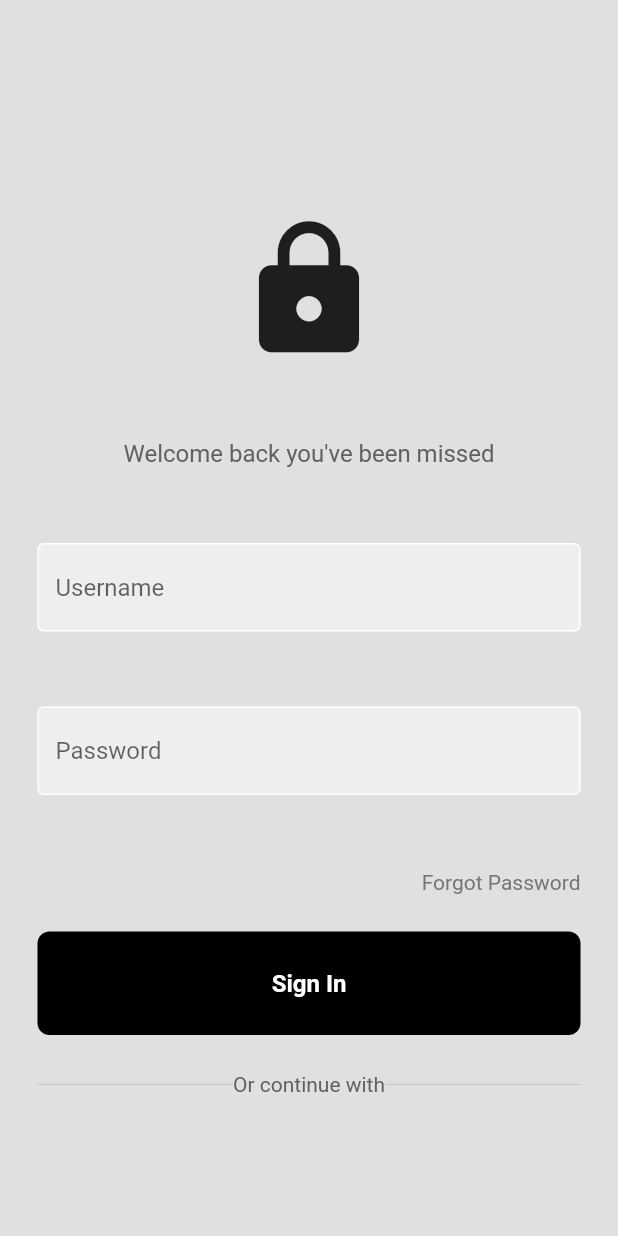
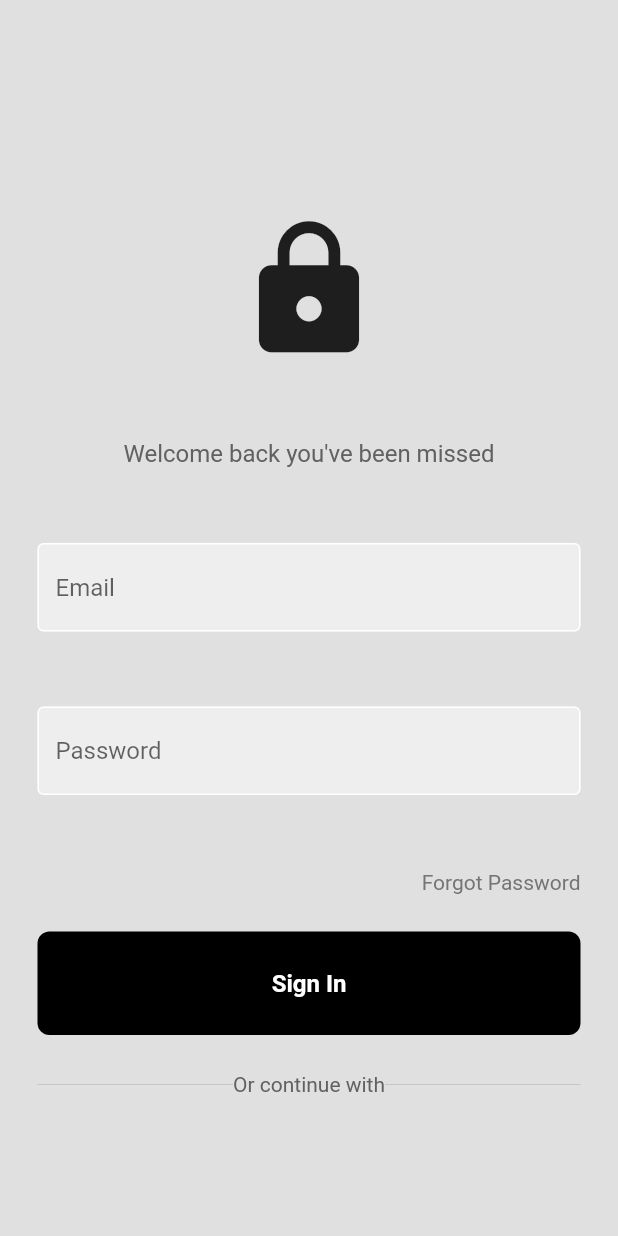
Before and after one commit to Akthab/FlutterApp, a Flutter app: the screen it shows after launch, on a phone screen of 412 x 824 dp. Run offline on Flutter 3.47's test engine with Material 2 defaults, Android fonts, the phone set to English and light mode, and no system bars; our stand-ins replace firebase_auth, firebase_core; accounts and stored records are empty.

Commit message:
feat(): added firebase login

```diff
--- /dev/null
+++ b/lib/components/my_button.dart
@@ -0,0 +1,25 @@
+import 'package:flutter/material.dart';
+
+class MyButton extends StatelessWidget {
+  final Function()? onTap;
+
+  const MyButton({super.key, required this.onTap});
+
+  @override
+  Widget build(BuildContext context) {
+    return GestureDetector(
+      onTap: onTap,
+      child: Container(
+          padding: const EdgeInsets.all(25.0),
+          margin: const EdgeInsets.symmetric(horizontal: 25.0),
+          decoration: BoxDecoration(
+              color: Colors.black, borderRadius: BorderRadius.circular(8)),
+          child: const Center(
+              child: Text("Sign In",
+                  style: TextStyle(
+                      color: Colors.white,
+                      fontWeight: FontWeight.bold,
+                      fontSize: 16)))),
+    );
+  }
+}
--- a/lib/components/my_buttton.dart
+++ /dev/null
@@ -1,22 +0,0 @@
-import 'package:flutter/material.dart';
-
-class MyButton extends StatelessWidget {
-  final Function()? onTap;
-
-  const MyButton({super.key, required this.onTap});
-
-  @override
-  Widget build(BuildContext context) {
-    return Container(
-        padding: EdgeInsets.all(25.0),
-        margin: EdgeInsets.symmetric(horizontal: 25.0),
-        decoration: BoxDecoration(
-            color: Colors.black, borderRadius: BorderRadius.circular(8)),
-        child: const Center(
-            child: Text("Sign In",
-                style: TextStyle(
-                    color: Colors.white,
-                    fontWeight: FontWeight.bold,
-                    fontSize: 16))));
-  }
-}
--- a/lib/components/my_textfield.dart
+++ b/lib/components/my_textfield.dart
@@ -1,6 +1,7 @@
 import 'package:flutter/material.dart';
 
 class MyTextField extends StatelessWidget {
+  // ignore: prefer_typing_uninitialized_variables
   final controller;
   final String hintText;
   final bool obscureText;
--- a/lib/main.dart
+++ b/lib/main.dart
@@ -1,7 +1,13 @@
 import 'package:flutter/material.dart';
-import 'package:new_app/pages/login_page.dart';
+import 'package:new_app/pages/auth_page.dart';
+import 'package:firebase_core/firebase_core.dart';
+import 'firebase_options.dart';
 
-void main() {
+void main() async {
+  WidgetsFlutterBinding.ensureInitialized();
+  await Firebase.initializeApp(
+    options: DefaultFirebaseOptions.currentPlatform,
+  );
   runApp(const MyApp());
 }
 
@@ -10,9 +16,9 @@ class MyApp extends StatelessWidget {
 
   @override
   Widget build(BuildContext context) {
-    return MaterialApp(
+    return const MaterialApp(
       debugShowCheckedModeBanner: false,
-      home: LoginPage(),
+      home: AuthPage(),
     );
   }
 }
--- /dev/null
+++ b/lib/pages/auth_page.dart
@@ -0,0 +1,24 @@
+import 'package:firebase_auth/firebase_auth.dart';
+import 'package:flutter/material.dart';
+import 'package:new_app/pages/home_page.dart';
+import 'package:new_app/pages/login_page.dart';
+
+class AuthPage extends StatelessWidget {
+  const AuthPage({super.key});
+
+  @override
+  Widget build(BuildContext context) {
+    return Scaffold(
+      body: StreamBuilder<User?>(
+        stream: FirebaseAuth.instance.authStateChanges(),
+        builder: (context, snapshot) {
+          if (snapshot.hasData) {
+            return HomePage();
+          } else {
+            return const LoginPage();
+          }
+        },
+      ),
+    );
+  }
+}
--- a/lib/pages/login_page.dart
+++ b/lib/pages/login_page.dart
@@ -1,14 +1,58 @@
+import 'package:firebase_auth/firebase_auth.dart';
 import 'package:flutter/material.dart';
-import 'package:new_app/components/my_buttton.dart';
+import 'package:new_app/components/my_button.dart';
 import 'package:new_app/components/my_textfield.dart';
 
-class LoginPage extends StatelessWidget {
-  LoginPage({super.key});
+class LoginPage extends StatefulWidget {
+  const LoginPage({super.key});
 
-  final usernameController = TextEditingController();
+  @override
+  State<LoginPage> createState() => _LoginPageState();
+}
+
+class _LoginPageState extends State<LoginPage> {
+  final emailController = TextEditingController();
+
   final passwordController = TextEditingController();
 
-  void signUserIn() {}
+  void signUserIn() async {
+    showDialog(
+        context: context,
+        builder: (context) {
+          return Center(
+            child: CircularProgressIndicator(
+                backgroundColor: Colors.blueGrey[400]),
+          );
+        });
+
+    try {
+      await FirebaseAuth.instance.signInWithEmailAndPassword(
+          email: emailController.text, password: passwordController.text);
+      Navigator.pop(context);
+    } on FirebaseAuthException catch (e) {
+      Navigator.pop(context);
+      if (emailController.text.isEmpty || passwordController.text.isEmpty) {
+        validateLogin("Please fill all the fields");
+      } else if (e.code == 'user-not-found') {
+        validateLogin("Incorrect Email");
+      } else if (e.code == 'wrong-password') {
+        validateLogin("Wrong Password");
+      } else if (e.code == 'invalid-email') {
+        validateLogin("Invalid Email format");
+      }
+    }
+  }
+
+  void validateLogin(String message) {
+    showDialog(
+      context: context,
+      builder: (context) {
+        return AlertDialog(
+          title: Text(message),
+        );
+      },
+    );
+  }
 
   @override
   Widget build(BuildContext context) {
@@ -30,8 +74,8 @@ class LoginPage extends StatelessWidget {
                   style: TextStyle(color: Colors.grey[700], fontSize: 16)),
               const SizedBox(height: 50),
               MyTextField(
-                controller: usernameController,
-                hintText: 'Username',
+                controller: emailController,
+                hintText: 'Email',
                 obscureText: false,
               ),
               const SizedBox(height: 50),
--- a/pubspec.yaml
+++ b/pubspec.yaml
@@ -35,6 +35,8 @@ dependencies:
   # The following adds the Cupertino Icons font to your application.
   # Use with the CupertinoIcons class for iOS style icons.
   cupertino_icons: ^1.0.2
+  firebase_core: ^2.21.0
+  firebase_auth: ^4.12.1
 
 dev_dependencies:
   flutter_test:
```
Also changed, not shown: lib/pages/home_page.dart (added, +28 -0 lines), lib/firebase_options.dart (added), pubspec.lock, 8 other files.
